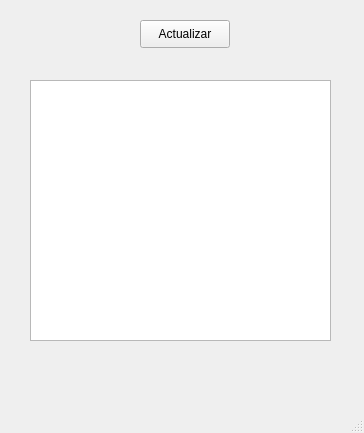
First picture: the form in Proyecto/task.ui, repository Chavarria18/SO, before the edit.
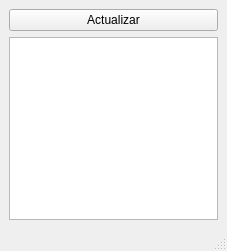
Second picture: the form after the edit.

Patch:
```diff
--- a/Proyecto/task.ui
+++ b/Proyecto/task.ui
@@ -6,37 +6,26 @@
    <rect>
     <x>0</x>
     <y>0</y>
-    <width>364</width>
-    <height>433</height>
+    <width>227</width>
+    <height>251</height>
    </rect>
   </property>
   <property name="windowTitle">
    <string>MainWindow</string>
   </property>
   <widget class="QWidget" name="centralwidget">
-   <widget class="QListWidget" name="listWidget">
-    <property name="geometry">
-     <rect>
-      <x>30</x>
-      <y>80</y>
-      <width>301</width>
-      <height>261</height>
-     </rect>
-    </property>
-   </widget>
+   <layout class="QGridLayout" name="gridLayout">
+    <item row="0" column="0">
    <widget class="QPushButton" name="pushButton">
-    <property name="geometry">
-     <rect>
-      <x>140</x>
-      <y>20</y>
-      <width>90</width>
-      <height>28</height>
-     </rect>
-    </property>
     <property name="text">
      <string>Actualizar</string>
     </property>
    </widget>
+    </item>
+    <item row="1" column="0">
+     <widget class="QListWidget" name="listWidget"/>
+    </item>
+   </layout>
   </widget>
   <widget class="QMenuBar" name="menubar">
    <property name="geometry">
```
Left out of the diff: 2 changed lines with no effect on the pictures. Lines whose indentation alone changed are shown as unchanged.
